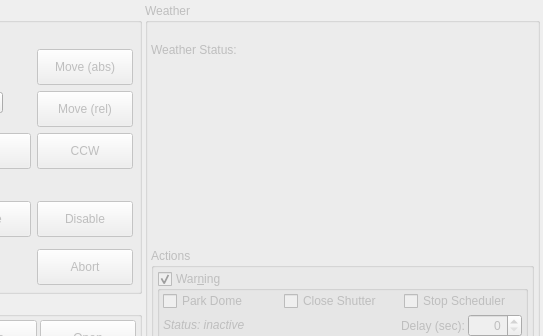
Before: the Qt Designer form kstars/ekos/observatory/observatory.ui in sterne-jaeger/kstars, drawn with Qt 5; both pictures show x 257 to 800 and y 0 to 336 of the 800 by 600 pixel window.
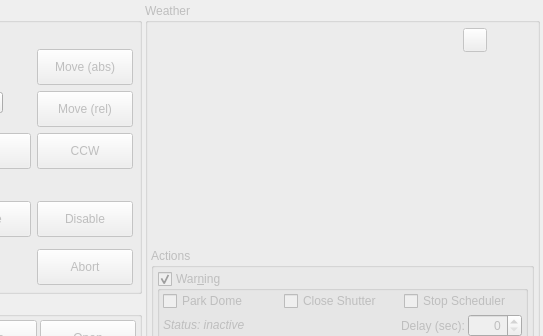
After: the same form once the commit is applied. Icons and pictures are not drawn. Custom widgets are drawn as their Qt base class.

Commit message: Add the option to clear the sensor data history

Diff of the .ui file:
```diff
--- a/kstars/ekos/observatory/observatory.ui
+++ b/kstars/ekos/observatory/observatory.ui
@@ -802,7 +802,7 @@
         <property name="horizontalSpacing">
          <number>3</number>
         </property>
-        <item row="3" column="0" colspan="4" alignment="Qt::AlignTop">
+        <item row="3" column="0" colspan="7" alignment="Qt::AlignTop">
          <widget class="QGroupBox" name="weatherActionsBox">
           <property name="enabled">
            <bool>false</bool>
@@ -1013,20 +1013,7 @@
           </layout>
          </widget>
         </item>
-        <item row="0" column="1">
-         <spacer name="horizontalSpacer_3">
-          <property name="orientation">
-           <enum>Qt::Horizontal</enum>
-          </property>
-          <property name="sizeHint" stdset="0">
-           <size>
-            <width>40</width>
-            <height>20</height>
-           </size>
-          </property>
-         </spacer>
-        </item>
-        <item row="0" column="2">
+        <item row="0" column="5">
          <widget class="QLabel" name="weatherStatusLabel">
           <property name="sizePolicy">
            <sizepolicy hsizetype="Fixed" vsizetype="Fixed">
@@ -1036,14 +1023,14 @@
           </property>
           <property name="minimumSize">
            <size>
-            <width>48</width>
-            <height>48</height>
+            <width>28</width>
+            <height>28</height>
            </size>
           </property>
           <property name="maximumSize">
            <size>
-            <width>48</width>
-            <height>48</height>
+            <width>28</width>
+            <height>28</height>
            </size>
           </property>
           <property name="text">
@@ -1051,20 +1038,23 @@
           </property>
          </widget>
         </item>
-        <item row="0" column="0">
-         <widget class="QLabel" name="weatherLabel">
-          <property name="enabled">
-           <bool>false</bool>
+        <item row="0" column="4">
+         <spacer name="horizontalSpacer_3">
+          <property name="orientation">
+           <enum>Qt::Horizontal</enum>
           </property>
-          <property name="toolTip">
-           <string>Display the weather status. The warning and alert limits are set in the INDI tab.</string>
+          <property name="sizeType">
+           <enum>QSizePolicy::Fixed</enum>
           </property>
-          <property name="text">
-           <string>Weather Status: </string>
+          <property name="sizeHint" stdset="0">
+           <size>
+            <width>10</width>
+            <height>20</height>
+           </size>
           </property>
-         </widget>
+         </spacer>
         </item>
-        <item row="1" column="1" colspan="3">
+        <item row="1" column="1" colspan="6">
          <widget class="QCustomPlot" name="sensorGraphs" native="true">
           <property name="sizePolicy">
            <sizepolicy hsizetype="Expanding" vsizetype="Expanding">
@@ -1079,11 +1069,65 @@
         </item>
         <item row="1" column="0">
          <widget class="QWidget" name="sensorData" native="true">
+          <property name="minimumSize">
+           <size>
+            <width>140</width>
+            <height>0</height>
+           </size>
+          </property>
           <property name="toolTip">
            <string>&lt;html&gt;&lt;head/&gt;&lt;body&gt;&lt;p&gt;Current data of the weather sensors. Click on the sensor name to display its data over time.&lt;/p&gt;&lt;/body&gt;&lt;/html&gt;</string>
           </property>
          </widget>
         </item>
+        <item row="0" column="3">
+         <widget class="QPushButton" name="clearGraphHistory">
+          <property name="enabled">
+           <bool>false</bool>
+          </property>
+          <property name="minimumSize">
+           <size>
+            <width>24</width>
+            <height>24</height>
+           </size>
+          </property>
+          <property name="maximumSize">
+           <size>
+            <width>24</width>
+            <height>24</height>
+           </size>
+          </property>
+          <property name="toolTip">
+           <string>&lt;html&gt;&lt;head/&gt;&lt;body&gt;&lt;p&gt;Clear sensor data history&lt;/p&gt;&lt;/body&gt;&lt;/html&gt;</string>
+          </property>
+          <property name="text">
+           <string/>
+          </property>
+          <property name="icon">
+           <iconset theme="edit-clear-all">
+            <normaloff>.</normaloff>.</iconset>
+          </property>
+          <property name="iconSize">
+           <size>
+            <width>24</width>
+            <height>24</height>
+           </size>
+          </property>
+         </widget>
+        </item>
+        <item row="0" column="2">
+         <spacer name="horizontalSpacer_5">
+          <property name="orientation">
+           <enum>Qt::Horizontal</enum>
+          </property>
+          <property name="sizeHint" stdset="0">
+           <size>
+            <width>40</width>
+            <height>20</height>
+           </size>
+          </property>
+         </spacer>
+        </item>
        </layout>
       </widget>
      </item>
```
The commit also changes 2 other files.
